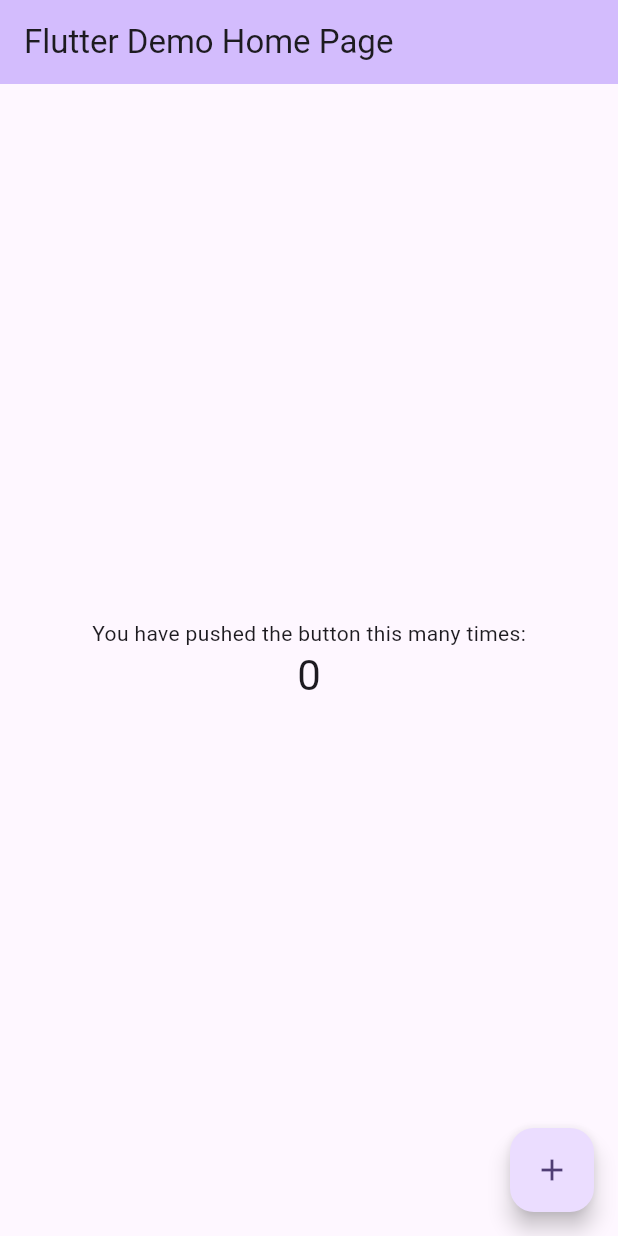
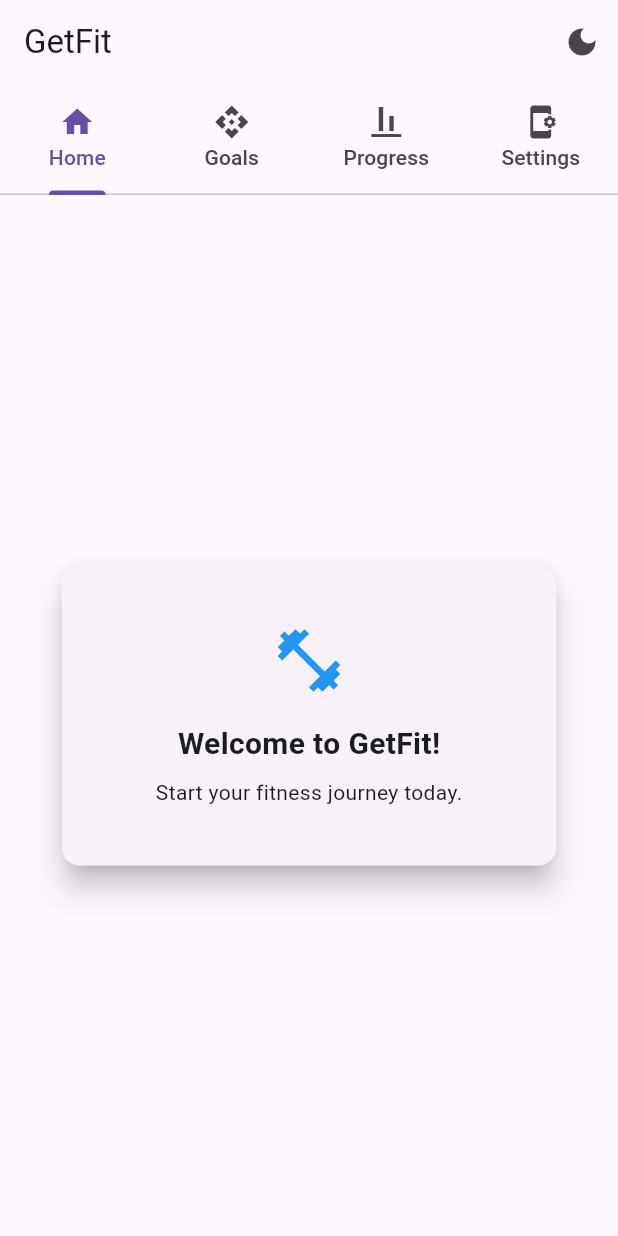
Before and after one commit to ADGLx/flutter_getfit, a Flutter app: the screen it shows after launch, on a phone screen of 412 x 824 dp. Run offline on Flutter 3.47's test engine with Material 3 defaults, Android fonts, the phone set to English and light mode, and no system bars.

Commit message:
[ADD] Added initial tabs with placeholder data

```diff
--- a/lib/main.dart
+++ b/lib/main.dart
@@ -1,122 +1,100 @@
 import 'package:flutter/material.dart';
+import 'screens/home_tab.dart';
+import 'screens/goals_tab.dart';
+import 'screens/progress_tab.dart';
+import 'screens/settings_tab.dart';
 
 void main() {
   runApp(const MyApp());
 }
 
-class MyApp extends StatelessWidget {
+class MyApp extends StatefulWidget {
   const MyApp({super.key});
 
-  // This widget is the root of your application.
+  @override
+  State<MyApp> createState() => _MyAppState();
+}
+
+class _MyAppState extends State<MyApp> {
+  ThemeMode _themeMode = ThemeMode.system;
+
+  void _changeTheme(ThemeMode themeMode) {
+    setState(() {
+      _themeMode = themeMode;
+    });
+  }
+
   @override
   Widget build(BuildContext context) {
     return MaterialApp(
-      title: 'Flutter Demo',
-      theme: ThemeData(
-        // This is the theme of your application.
-        //
-        // TRY THIS: Try running your application with "flutter run". You'll see
-        // the application has a purple toolbar. Then, without quitting the app,
-        // try changing the seedColor in the colorScheme below to Colors.green
-        // and then invoke "hot reload" (save your changes or press the "hot
-        // reload" button in a Flutter-supported IDE, or press "r" if you used
-        // the command line to start the app).
-        //
-        // Notice that the counter didn't reset back to zero; the application
-        // state is not lost during the reload. To reset the state, use hot
-        // restart instead.
-        //
-        // This works for code too, not just values: Most code changes can be
-        // tested with just a hot reload.
-        colorScheme: ColorScheme.fromSeed(seedColor: Colors.deepPurple),
+      title: 'GetFit',
+      theme: ThemeData.light(),
+      darkTheme: ThemeData.dark(),
+      themeMode: _themeMode,
+      home: MyHomePage(
+        changeTheme: _changeTheme,
+        currentThemeMode: _themeMode,
       ),
-      home: const MyHomePage(title: 'Flutter Demo Home Page'),
     );
   }
 }
 
 class MyHomePage extends StatefulWidget {
-  const MyHomePage({super.key, required this.title});
+  final Function(ThemeMode) changeTheme;
+  final ThemeMode currentThemeMode;
 
-  // This widget is the home page of your application. It is stateful, meaning
-  // that it has a State object (defined below) that contains fields that affect
-  // how it looks.
-
-  // This class is the configuration for the state. It holds the values (in this
-  // case the title) provided by the parent (in this case the App widget) and
-  // used by the build method of the State. Fields in a Widget subclass are
-  // always marked "final".
-
-  final String title;
+  const MyHomePage({
+    super.key,
+    required this.changeTheme,
+    required this.currentThemeMode,
+  });
 
   @override
   State<MyHomePage> createState() => _MyHomePageState();
 }
 
 class _MyHomePageState extends State<MyHomePage> {
-  int _counter = 0;
-
-  void _incrementCounter() {
-    setState(() {
-      // This call to setState tells the Flutter framework that something has
-      // changed in this State, which causes it to rerun the build method below
-      // so that the display can reflect the updated values. If we changed
-      // _counter without calling setState(), then the build method would not be
-      // called again, and so nothing would appear to happen.
-      _counter++;
-    });
-  }
-
   @override
   Widget build(BuildContext context) {
-    // This method is rerun every time setState is called, for instance as done
-    // by the _incrementCounter method above.
-    //
-    // The Flutter framework has been optimized to make rerunning build methods
-    // fast, so that you can just rebuild anything that needs updating rather
-    // than having to individually change instances of widgets.
-    return Scaffold(
-      appBar: AppBar(
-        // TRY THIS: Try changing the color here to a specific color (to
-        // Colors.amber, perhaps?) and trigger a hot reload to see the AppBar
-        // change color while the other colors stay the same.
-        backgroundColor: Theme.of(context).colorScheme.inversePrimary,
-        // Here we take the value from the MyHomePage object that was created by
-        // the App.build method, and use it to set our appbar title.
-        title: Text(widget.title),
-      ),
-      body: Center(
-        // Center is a layout widget. It takes a single child and positions it
-        // in the middle of the parent.
-        child: Column(
-          // Column is also a layout widget. It takes a list of children and
-          // arranges them vertically. By default, it sizes itself to fit its
-          // children horizontally, and tries to be as tall as its parent.
-          //
-          // Column has various properties to control how it sizes itself and
-          // how it positions its children. Here we use mainAxisAlignment to
-          // center the children vertically; the main axis here is the vertical
-          // axis because Columns are vertical (the cross axis would be
-          // horizontal).
-          //
-          // TRY THIS: Invoke "debug painting" (choose the "Toggle Debug Paint"
-          // action in the IDE, or press "p" in the console), to see the
-          // wireframe for each widget.
-          mainAxisAlignment: MainAxisAlignment.center,
-          children: <Widget>[
-            const Text('You have pushed the button this many times:'),
-            Text(
-              '$_counter',
-              style: Theme.of(context).textTheme.headlineMedium,
+    return DefaultTabController(
+      length: 4,
+      child: Scaffold(
+        appBar: AppBar(
+          title: const Text('GetFit'),
+          actions: [
+            IconButton(
+              icon: Icon(
+                widget.currentThemeMode == ThemeMode.dark
+                    ? Icons.light_mode
+                    : Icons.dark_mode,
+              ),
+              onPressed: () {
+                widget.changeTheme(
+                  widget.currentThemeMode == ThemeMode.dark
+                      ? ThemeMode.light
+                      : ThemeMode.dark,
+                );
+              },
             ),
+          ],
+          bottom: const TabBar(
+            tabs: [
+              Tab(icon: Icon(Icons.home), text: 'Home'),
+              Tab(icon: Icon(Icons.api), text: 'Goals'),
+              Tab(icon: Icon(Icons.align_vertical_bottom_sharp), text: 'Progress'),
+              Tab(icon: Icon(Icons.app_settings_alt), text: 'Settings'),
+            ],
+          ),
+        ),
+        body: const TabBarView(
+          children: [
+            HomeTab(),
+            GoalsTab(),
+            ProgressTab(),
+            SettingsTab(),
           ],
         ),
       ),
-      floatingActionButton: FloatingActionButton(
-        onPressed: _incrementCounter,
-        tooltip: 'Increment',
-        child: const Icon(Icons.add),
-      ), // This trailing comma makes auto-formatting nicer for build methods.
     );
   }
 }
--- /dev/null
+++ b/lib/screens/home_tab.dart
@@ -0,0 +1,33 @@
+import 'package:flutter/material.dart';
+
+class HomeTab extends StatelessWidget {
+  const HomeTab({super.key});
+
+  @override
+  Widget build(BuildContext context) {
+    return Center(
+      child: Card(
+        elevation: 8,
+        margin: const EdgeInsets.all(16),
+        child: Container(
+          padding: const EdgeInsets.all(32),
+          width: MediaQuery.of(context).size.width * 0.8,
+          height: 200,
+          child: const Column(
+            mainAxisAlignment: MainAxisAlignment.center,
+            children: [
+              Icon(Icons.fitness_center, size: 50, color: Colors.blue),
+              SizedBox(height: 16),
+              Text(
+                'Welcome to GetFit!',
+                style: TextStyle(fontSize: 20, fontWeight: FontWeight.bold),
+              ),
+              SizedBox(height: 8),
+              Text('Start your fitness journey today.'),
+            ],
+          ),
+        ),
+      ),
+    );
+  }
+}
```
Also changed, not shown: analysis_options.yaml (+35 -23 lines), lib/screens/goals_tab.dart (added, +35 -0 lines), lib/screens/progress_tab.dart (added, +52 -0 lines), lib/screens/settings_tab.dart (added, +45 -0 lines), pubspec.yaml (+96 -70 lines), pubspec.lock, 1 other file.
